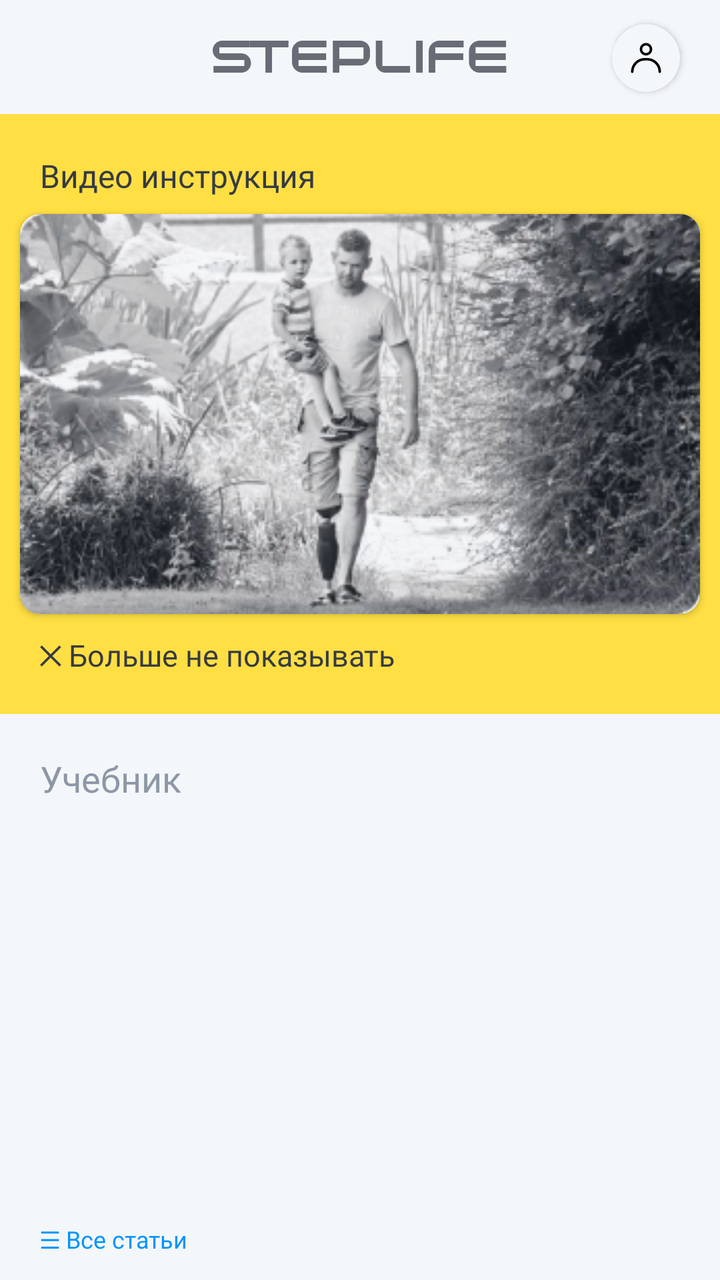
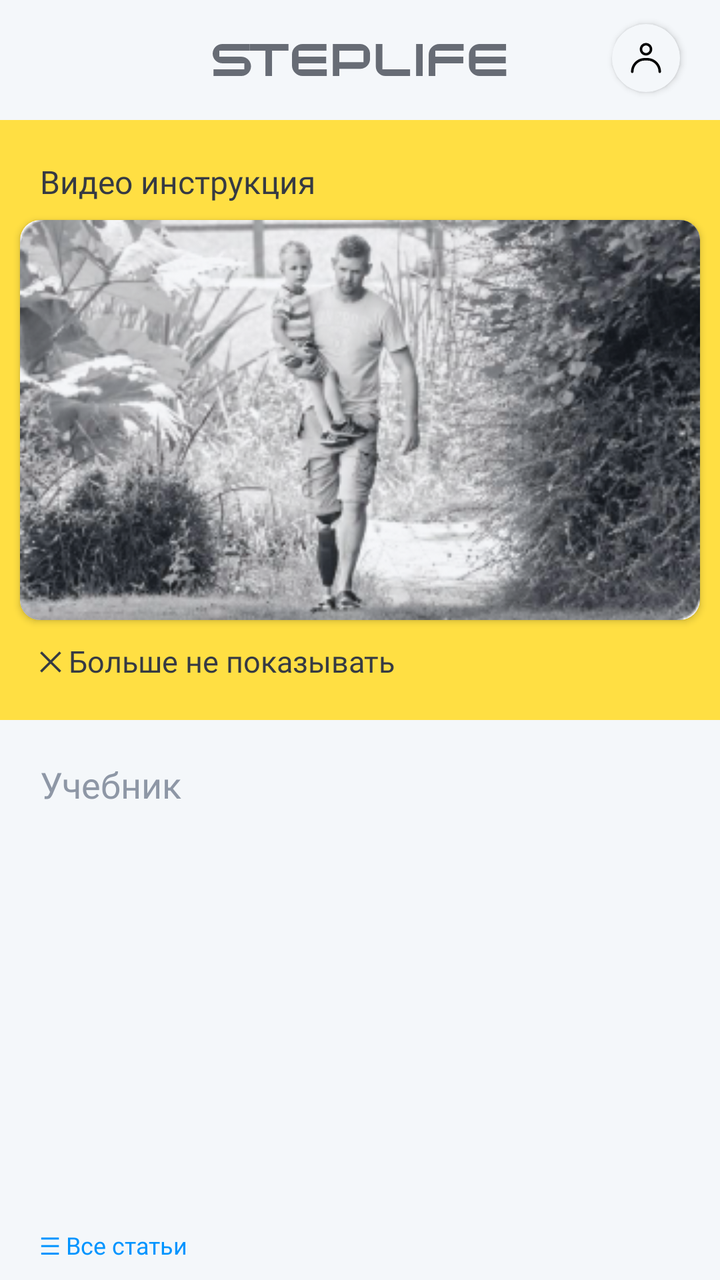

The first picture is an Android layout as it rendered before a commit; the second is the same layout after the commit. The layout source and the unified diff follow.
<!-- AndroidManifest.xml: application theme Theme.StepLifeApp -->
<!-- res/layout/fragment_home.xml -->
<?xml version="1.0" encoding="utf-8"?>
<FrameLayout xmlns:android="http://schemas.android.com/apk/res/android"
    xmlns:app="http://schemas.android.com/apk/res-auto"
    xmlns:tools="http://schemas.android.com/tools"
    app:layout_behavior="@string/appbar_scrolling_view_behavior"
    android:layout_width="match_parent"
    android:background="@color/MainGray"
    android:layout_height="match_parent"
    android:animateLayoutChanges="true"
    android:id="@+id/HomeFragment"
    tools:context=".ui.home.HomeFragment">




    <ScrollView
        android:layout_width="match_parent"
        android:layout_height="match_parent"
        android:fillViewport="true"
        android:scrollbars="none"
        >

        <LinearLayout
            android:layout_width="match_parent"
            android:layout_height="wrap_content"
            android:orientation="vertical">



            <FrameLayout
                android:layout_width="match_parent"
                android:layout_height="57dp">

                <ImageView
                    android:id="@+id/imageView3"

                    android:layout_width="wrap_content"

                    android:layout_gravity="center"
                    android:layout_height="wrap_content"
                    android:src="@drawable/logosteplifebase" />

                <androidx.cardview.widget.CardView



                    android:id="@+id/ProfileButton"
                    android:visibility="visible"
                    android:layout_width="34dp"
                    android:layout_height="34dp"
                    android:layout_gravity="right"
                    android:layout_marginTop="12dp"
                    android:backgroundTint="@color/MainGray"
                    android:layout_marginRight="20dp"

                    android:clickable="true"
                    app:cardCornerRadius="50dp">

                    <ImageView
                        android:clickable="false"
                        android:id="@+id/ImageProfile"
                        android:padding="7dp"
                        android:layout_width="match_parent"
                        android:layout_height="match_parent"
                        app:srcCompat="@drawable/profile_user_account_people_icon_229121" />
                </androidx.cardview.widget.CardView>

                <de.hdodenhof.circleimageview.CircleImageView
                    xmlns:app="http://schemas.android.com/apk/res-auto"
                    android:visibility="gone"
                    android:layout_width="28dp"
                    android:layout_height="28dp"
                    android:layout_marginRight="20dp"
                    android:clickable="true"

                    android:layout_gravity="right"
                    android:layout_marginTop="15dp"
                    android:src="@drawable/profile_user_account_people_icon_229121"
                    app:civ_border_width="1dp"
                    app:civ_border_color="@color/logoGray"/>





                <androidx.cardview.widget.CardView
android:visibility="gone"
                    android:layout_width="29dp"
                    android:layout_height="29dp"
                    android:layout_gravity="right"
                    android:layout_marginTop="14dp"
                    android:layout_marginRight="20dp"
                    android:backgroundTint="@color/MainGray"
                    android:clickable="true"
                    app:cardCornerRadius="50dp">

                    <ImageView

                        android:layout_width="match_parent"
                        android:layout_height="match_parent"
                        app:srcCompat="@drawable/free_icon_gear_1160356" />
                </androidx.cardview.widget.CardView>




            </FrameLayout>


            <FrameLayout
                android:id="@+id/FrameVideoInstruction"
                android:layout_width="match_parent"
                android:layout_height="300dp"
                android:animateLayoutChanges="true"
                android:background="@drawable/videoframestyle"
                app:layout_constraintEnd_toEndOf="parent"
                app:layout_constraintStart_toStartOf="parent"
                app:layout_constraintTop_toTopOf="parent">

                <TextView
                    android:id="@+id/textView7"
                    android:layout_width="wrap_content"
                    android:layout_height="wrap_content"
                    android:layout_marginLeft="20dp"
                    android:layout_marginTop="20dp"
                    android:fontFamily="@font/normalidadextended1thin"
                    android:text="Видео инструкция"
                    android:textColor="@color/BlackSviut"
                    android:textSize="16dp"
                    android:textStyle="normal" />

                <TextView

                    android:id="@+id/textHideVideoButton"
                    android:layout_width="wrap_content"
                    android:layout_height="wrap_content"
                    android:layout_marginLeft="20dp"
                    android:layout_marginTop="260dp"
                    android:clickable="true"
                    android:fontFamily="@font/montserratregular"
                    android:text="╳ Больше не показывать"
                    android:textColor="@color/BlackSviut"
                    android:textSize="15dp" />

                <androidx.cardview.widget.CardView

                    android:layout_width="match_parent"
                    android:layout_height="200dp"
                    android:layout_marginLeft="10dp"
                    android:layout_marginRight="10dp"
                    android:layout_gravity="center"
                    android:background="@drawable/buttonstyle1"
                    app:cardCornerRadius="10dp">

                    <ImageView
                        android:id="@+id/imageButton4"
                        android:layout_width="match_parent"

                        android:layout_height="200dp"
                        android:background="@drawable/cornerdefault"

                        android:scaleType="fitXY"

                        app:srcCompat="@drawable/video" />
                </androidx.cardview.widget.CardView>


            </FrameLayout>

            <TextView
                android:id="@+id/textTeach"

                android:layout_width="wrap_content"
                android:layout_height="wrap_content"

                android:layout_marginLeft="20dp"
                android:layout_marginTop="20dp"
                android:fontFamily="@font/normalidadextended1thin"
                android:text="Учебник"
                android:textColor="@color/MainGrayText"
                android:textSize="18dp"
                app:layout_constraintBottom_toTopOf="@+id/horizontalScrollView"
                app:layout_constraintStart_toStartOf="parent" />



            <androidx.recyclerview.widget.RecyclerView
                android:footerDividersEnabled="false"
                android:divider="@null"
                android:paddingTop="10dp"
                android:layout_height="200dp"
                android:orientation="horizontal"
                android:listSelector="@color/white"
                android:layout_marginTop="5dp"
                tools:listitem="@layout/listviewhomearticle"
                android:animateLayoutChanges="false"
                android:id="@+id/HomeArticleListView"
                android:layout_width="match_parent">

            </androidx.recyclerview.widget.RecyclerView>

            <TextView

                android:id="@+id/AllAcricleButton"
                android:layout_width="wrap_content"
                android:layout_height="wrap_content"
                android:layout_marginLeft="20dp"
                android:layout_marginTop="5dp"
                android:clickable="true"
                android:fontFamily="@font/montserratsemibold"
                android:text="☰ Все статьи"
                android:textColor="@color/MainBlue"
                android:textSize="12dp"
                app:layout_constraintStart_toStartOf="parent"
                app:layout_constraintTop_toBottomOf="@+id/horizontalScrollView" />

            <TextView


                android:layout_width="wrap_content"
                android:layout_height="wrap_content"
                android:layout_marginLeft="20dp"
                android:layout_marginTop="30dp"
                android:fontFamily="@font/normalidadextended1thin"
                android:text="Тренировки"
                android:textColor="@color/MainGrayText"
                android:textSize="18dp"
                app:layout_constraintBottom_toTopOf="@+id/horizontalScrollView2"
                app:layout_constraintStart_toStartOf="parent" />

            <HorizontalScrollView
                android:id="@+id/horizontalScrollView2"
                android:layout_width="413dp"
                android:layout_height="200dp"
                android:layout_marginTop="10dp"

                android:scrollbars="none"
                app:layout_constraintEnd_toEndOf="parent"
                app:layout_constraintHorizontal_bias="1.0"
                app:layout_constraintStart_toStartOf="parent"
                app:layout_constraintTop_toBottomOf="@+id/horizontalScrollView">

                <LinearLayout
                    android:paddingTop="5dp"
                    android:layout_width="wrap_content"
                    android:layout_height="match_parent"
                    android:orientation="horizontal"
                    android:paddingRight="20dp">

                    <androidx.cardview.widget.CardView
                        android:layout_width="192dp"
                        android:layout_height="180dp"
                        android:layout_marginLeft="20dp"
                        app:cardCornerRadius="8dp"
                        tools:layout_editor_absoluteX="1dp"
                        tools:layout_editor_absoluteY="444dp">

                        <ImageButton

                            android:layout_width="match_parent"

                            android:layout_height="124dp"
                            app:srcCompat="@drawable/training1"
                            tools:layout_editor_absoluteX="59dp"
                            tools:layout_editor_absoluteY="448dp" />

                        <TextView

                            android:layout_width="160dp"
                            android:layout_height="37dp"
                            android:layout_gravity="bottom"
                            android:layout_marginLeft="10dp"
                            android:layout_marginBottom="10dp"
                            android:fontFamily="@font/montserratsemibold"
                            android:gravity="left"
                            android:text="Сила и выносливость"
                            android:textColor="@color/BlackSviut"
                            android:textSize="14sp" />
                    </androidx.cardview.widget.CardView>

                    <androidx.cardview.widget.CardView
                        android:layout_width="192dp"
                        android:layout_height="180dp"
                        android:layout_marginLeft="20dp"
                        android:layout_marginRight="50dp"
                        app:cardCornerRadius="8dp"
                        tools:layout_editor_absoluteX="1dp"
                        tools:layout_editor_absoluteY="444dp">

                        <ImageButton

                            android:layout_width="match_parent"

                            android:layout_height="124dp"
                            app:srcCompat="@drawable/training1"
                            tools:layout_editor_absoluteX="59dp"
                            tools:layout_editor_absoluteY="448dp" />

                        <TextView

                            android:layout_width="160dp"
                            android:layout_height="37dp"
                            android:layout_gravity="bottom"
                            android:layout_marginLeft="10dp"
                            android:layout_marginBottom="10dp"
                            android:fontFamily="@font/montserratsemibold"
                            android:gravity="left"
                            android:text="Координация"
                            android:textColor="@color/BlackSviut"
                            android:textSize="14sp" />
                    </androidx.cardview.widget.CardView>



                </LinearLayout>
            </HorizontalScrollView>


            <TextView
                android:id="@+id/textView9"
                android:layout_width="wrap_content"
                android:layout_height="wrap_content"
                android:layout_marginLeft="20dp"
                android:layout_marginTop="5dp"
                android:clickable="true"
                android:fontFamily="@font/montserratsemibold"
                android:text="☰ Все тренировки"
                android:textColor="@color/MainBlue"
                android:textSize="12dp"
                app:layout_constraintStart_toStartOf="parent"
                app:layout_constraintTop_toBottomOf="@+id/horizontalScrollView2" />


            <Button

                android:id="@+id/buttonConnect"
                android:layout_width="match_parent"
                android:layout_height="50dp"

                android:layout_marginRight="10dp"
                android:layout_marginLeft="10dp"
                android:layout_gravity="center"
                android:layout_marginTop="30dp"
                android:textSize="13dp"
                android:fontFamily="@font/montserratsemibold"
                android:background="@drawable/buttonstyle2"
                android:text="Подключить коленный модуль"
                android:textColor="@color/black"
                android:theme="@style/Theme.ButtonWhite"
                app:layout_constraintBottom_toBottomOf="parent"
                app:layout_constraintStart_toStartOf="parent" />

            <TextView
                android:id="@+id/textView3"
                android:layout_width="wrap_content"
                android:layout_height="wrap_content"
                android:layout_gravity="center"
                android:gravity="center"
                android:layout_marginLeft="20dp"
                android:layout_marginTop="10dp"
                android:layout_marginRight="20dp"
                android:layout_marginBottom="20dp"
                android:fontFamily="@font/montserratregular"
                android:text="Подключите коленный модуль Steplife для его настройки и кастомизации"
                android:textColor="@color/MainGrayText"
                android:textSize="15dp"
                android:textStyle="bold" />

            <FrameLayout
                android:layout_width="match_parent"
                android:layout_height="35dp"
                android:layout_gravity="center"
                android:layout_marginBottom="70dp"

                >
                <Button

                    android:id="@+id/buttonLogo1"
                    android:layout_width="51dp"
                    android:layout_height="15dp"
                    android:layout_gravity="center_horizontal"
                    android:layout_marginTop="15dp"
                      android:layout_marginRight="25dp"
                    android:background="@drawable/graylogoframe"
                    android:theme="@style/Theme.ButtonGrayLogo"
                    app:layout_constraintBottom_toBottomOf="parent"
                    app:layout_constraintStart_toStartOf="parent" />
                <Button

                    android:id="@+id/buttonLogo2"
                    android:layout_width="51dp"
                    android:layout_height="15dp"
                    android:layout_gravity="center_horizontal"
                    android:layout_marginLeft="25dp"
                    android:background="@drawable/graylogoframe"
                    android:theme="@style/Theme.ButtonGrayLogo"
                    app:layout_constraintBottom_toBottomOf="parent"
                    app:layout_constraintStart_toStartOf="parent" />
            </FrameLayout>




        </LinearLayout>
    </ScrollView>

</FrameLayout>
<!-- res/layout/listviewhomearticle.xml (included above) -->
<?xml version="1.0" encoding="utf-8"?>
<FrameLayout xmlns:android="http://schemas.android.com/apk/res/android"
    android:layout_width="match_parent"
    android:layout_height="match_parent"
    xmlns:app="http://schemas.android.com/apk/res-auto">


    <androidx.cardview.widget.CardView
        android:id="@+id/HowToGetProtCard"
        android:layout_width="192dp"
        android:clickable="true"
        android:layout_height="180dp"
        android:layout_marginLeft="20dp"
        app:cardCornerRadius="8dp"
        >
        <ImageView
            android:clickable="false"
            android:id="@+id/PreviewPhoto"
            android:layout_width="match_parent"
            android:scaleType="fitXY"
            android:layout_height="124dp" />
        <TextView
            android:id="@+id/ArticleHeadTextItems"
            android:layout_width="160dp"
            android:layout_height="37dp"
            android:layout_gravity="bottom"
            android:layout_marginLeft="10dp"
            android:layout_marginBottom="10dp"
            android:fontFamily="@font/montserratsemibold"
            android:gravity="left"
            android:text=""
            android:textColor="@color/BlackSviut"
            android:textSize="14sp" />
    </androidx.cardview.widget.CardView>
</FrameLayout>
<!-- resources referenced by this layout -->
<resources>
  <color name="BlackSviut">#363A43</color>
  <color name="MainBlue">#0094FF</color>
  <color name="MainGray">#F4F7FA</color>
  <color name="MainGrayText">#8E97A6</color>
  <color name="black">#FF000000</color>
  <color name="logoGray">#8E97A6</color>
  <color name="white">#FFFFFFFF</color>
  <!-- drawable buttonstyle1 (drawable) -->
  <?xml version="1.0" encoding="utf-8"?>
  <shape xmlns:android="http://schemas.android.com/apk/res/android"
      android:shape="rectangle">
      <solid android:color="@color/white"/>
  
  
  
  
  
      <corners
          android:topLeftRadius="35dp"
          android:topRightRadius="0dp"
          android:bottomLeftRadius="0dp"
          android:bottomRightRadius="35dp"/>
  
  
  </shape>
  <!-- drawable buttonstyle2 (drawable) -->
  <?xml version="1.0" encoding="utf-8"?>
  <shape xmlns:android="http://schemas.android.com/apk/res/android"
      android:shape="rectangle">
      <solid android:color="@color/MainYellow"/>
  
  
  
      <corners
          android:topLeftRadius="15dp"
          android:topRightRadius="0dp"
          android:bottomLeftRadius="0dp"
          android:bottomRightRadius="15dp"/>
  </shape>
  <!-- drawable cornerdefault (drawable) -->
  <?xml version="1.0" encoding="utf-8"?>
  <shape xmlns:android="http://schemas.android.com/apk/res/android"
      android:shape="rectangle">
      <solid android:color="@color/BlackSviut" />
      <corners
          android:bottomLeftRadius="15dp"
          android:bottomRightRadius="15dp"
          android:topLeftRadius="15dp"
          android:topRightRadius="15dp" />
  </shape>
  <!-- drawable graylogoframe (drawable) -->
  <?xml version="1.0" encoding="utf-8"?>
  <shape xmlns:android="http://schemas.android.com/apk/res/android"
      android:shape="rectangle">
      <solid android:color="@color/MiddleWhite"/>
  
      <corners
          android:topLeftRadius="0dp"
          android:topRightRadius="5dp"
          android:bottomLeftRadius="5dp"
          android:bottomRightRadius="0dp"/>
  
  
  </shape>
  <!-- drawable profile_user_account_people_icon_229121 (drawable) -->
  <vector xmlns:android="http://schemas.android.com/apk/res/android"
      android:width="32dp"
      android:height="32dp"
      android:viewportWidth="32"
      android:viewportHeight="32">
    <path
        android:fillColor="#FF000000"
        android:pathData="M4.96,27.999l0.051,0.001l0.043,-0.004c0.191,-0.024 0.957,-0.171 0.957,-0.996c-0,-4.971 4.029,-9 9,-9c0.661,-0 1.327,-0 1.988,-0c4.97,-0 9,4.029 9,9l-0,0c-0,0.021 0,0.041 0.002,0.061c0.015,0.325 0.153,0.537 0.323,0.676c0.178,0.164 0.415,0.263 0.675,0.263c-0,0 1,-0.057 1,-1c-0,-6.075 -4.925,-11 -11,-11c-0.661,-0 -1.327,-0 -1.988,-0c-6.075,-0 -11,4.925 -11,11c-0,-0.05 0.003,-0.092 0.008,-0.127c-0.005,0.041 -0.008,0.084 -0.008,0.127c-0,0.535 0.42,0.972 0.949,0.999Z"/>
    <path
        android:fillColor="#FF000000"
        android:pathData="M15.994,3.988c-2.763,-0 -5.006,2.243 -5.006,5.006c-0,2.763 2.243,5.006 5.006,5.006c2.763,0 5.006,-2.243 5.006,-5.006c0,-2.763 -2.243,-5.006 -5.006,-5.006ZM15.994,5.988c1.659,-0 3.006,1.347 3.006,3.006c0,1.659 -1.347,3.006 -3.006,3.006c-1.659,0 -3.006,-1.347 -3.006,-3.006c-0,-1.659 1.347,-3.006 3.006,-3.006Z"/>
  </vector>
  <!-- drawable videoframestyle (drawable) -->
  <?xml version="1.0" encoding="utf-8"?>
  <shape xmlns:android="http://schemas.android.com/apk/res/android"
      android:shape="rectangle">
      <solid android:color="@color/MainYellow"/>
  
  
  
  
  
  </shape>
  <style name="Theme.ButtonGrayLogo" parent="Base.Widget.AppCompat.Button.Colored">
          <item name="colorPrimary">@color/logoGray</item>
      </style>
  <style name="Theme.ButtonWhite" parent="Base.Widget.AppCompat.Button.Colored">
          <item name="colorPrimary">@color/MainYellow</item>
      </style>
  <style name="Theme.StepLifeApp" parent="Theme.MaterialComponents.DayNight.DarkActionBar">
          
  
          
  
          
          <item name="android:statusBarColor">@android:color/transparent</item>
          
      </style>
  <color name="MainYellow">#FFDF43</color>
  <color name="MiddleWhite">#FCFCFC</color>
  <!-- unchanged entries left out for length: 4 -->
</resources>

<!-- the commit's change to res/layout/fragment_home.xml (unified diff, before → after) -->
@@ -29,13 +29,11 @@
 
             <FrameLayout
                 android:layout_width="match_parent"
-                android:layout_height="57dp">
+                android:layout_height="60dp">
 
                 <ImageView
                     android:id="@+id/imageView3"
-
                     android:layout_width="wrap_content"
-
                     android:layout_gravity="center"
                     android:layout_height="wrap_content"
                     android:src="@drawable/logosteplifebase" />
@@ -254,18 +252,14 @@ android:visibility="gone"
                         app:cardCornerRadius="8dp"
                         tools:layout_editor_absoluteX="1dp"
                         tools:layout_editor_absoluteY="444dp">
-
                         <ImageButton
-
                             android:layout_width="match_parent"
-
                             android:layout_height="124dp"
                             app:srcCompat="@drawable/training1"
                             tools:layout_editor_absoluteX="59dp"
                             tools:layout_editor_absoluteY="448dp" />
 
                         <TextView
-
                             android:layout_width="160dp"
                             android:layout_height="37dp"
                             android:layout_gravity="bottom"
